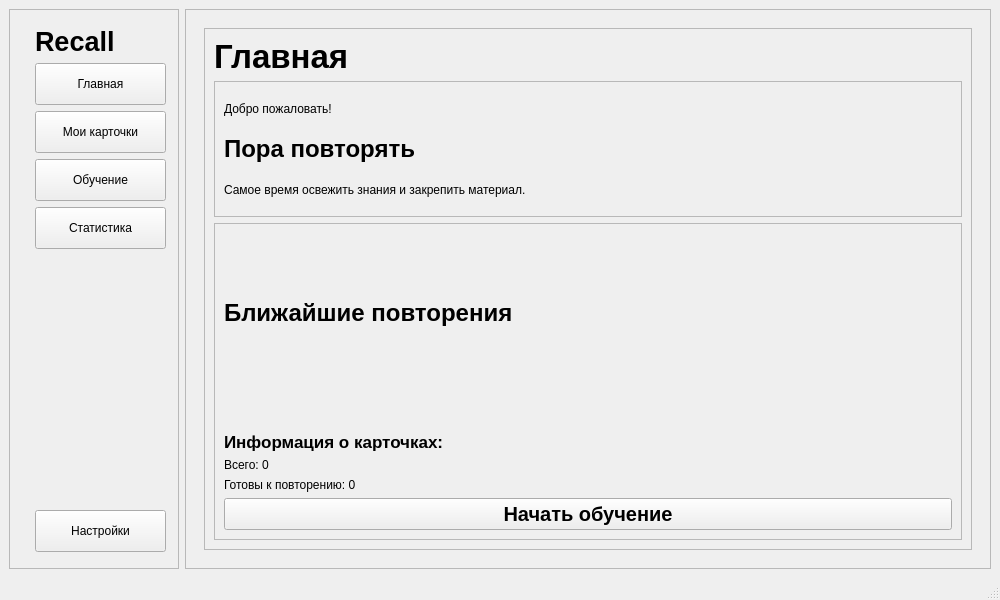
roms140/PyQt_project, file ui/main_window_page.ui: the form before one commit.
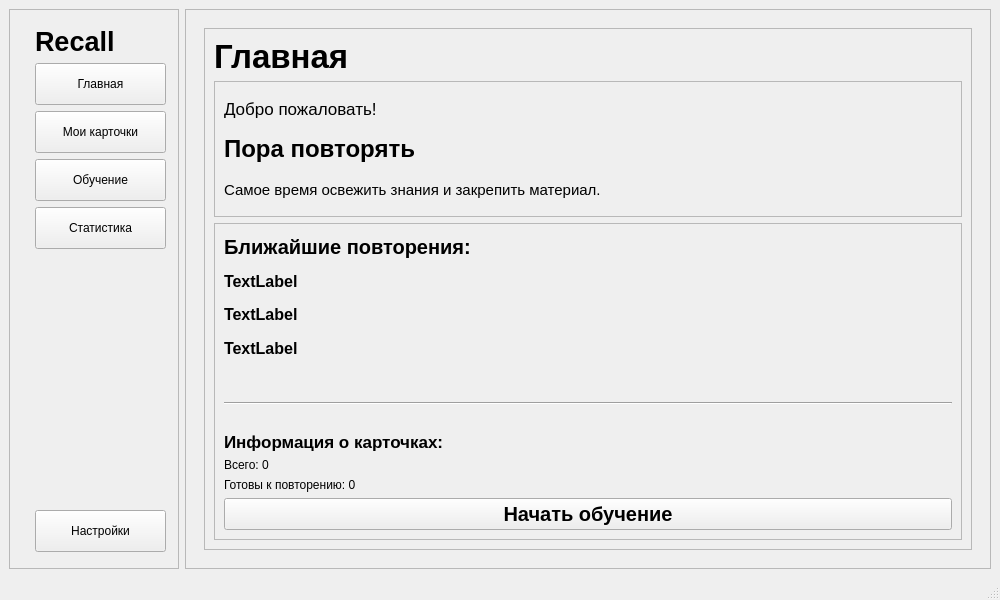
The form after the commit.

```diff
--- a/ui/main_window_page.ui
+++ b/ui/main_window_page.ui
@@ -364,6 +364,11 @@
                   <layout class="QVBoxLayout" name="verticalLayout_4">
                    <item>
                     <widget class="QLabel" name="welcomeLabel">
+                     <property name="font">
+                      <font>
+                       <pointsize>13</pointsize>
+                      </font>
+                     </property>
                      <property name="text">
                       <string>Добро пожаловать!</string>
                      </property>
@@ -384,6 +389,11 @@
                    </item>
                    <item>
                     <widget class="QLabel" name="welcomeDescription">
+                     <property name="font">
+                      <font>
+                       <pointsize>11</pointsize>
+                      </font>
+                     </property>
                      <property name="text">
                       <string>Самое время освежить знания и закрепить материал.</string>
                      </property>
@@ -406,18 +416,80 @@
                   <property name="frameShadow">
                    <enum>QFrame::Shadow::Raised</enum>
                   </property>
-                  <layout class="QVBoxLayout" name="verticalLayout_5" stretch="3,1,0,0,1">
+                  <layout class="QVBoxLayout" name="verticalLayout_5" stretch="4,0,1,0,0,1">
                    <item>
-                    <widget class="QLabel" name="reviewsTitle">
-                     <property name="font">
-                      <font>
-                       <pointsize>18</pointsize>
-                       <italic>false</italic>
-                       <bold>true</bold>
-                      </font>
-                     </property>
-                     <property name="text">
-                      <string>Ближайшие повторения</string>
+                    <layout class="QVBoxLayout" name="verticalLayout_7" stretch="0,0,0,0,0">
+                     <item>
+                      <widget class="QLabel" name="nearestRepetitionsLabel">
+                       <property name="font">
+                        <font>
+                         <pointsize>15</pointsize>
+                         <bold>true</bold>
+                        </font>
+                       </property>
+                       <property name="text">
+                        <string>Ближайшие повторения:</string>
+                       </property>
+                      </widget>
+                     </item>
+                     <item>
+                      <widget class="QLabel" name="firtstCardCategoryLabel">
+                       <property name="font">
+                        <font>
+                         <pointsize>12</pointsize>
+                         <bold>true</bold>
+                        </font>
+                       </property>
+                       <property name="text">
+                        <string>TextLabel</string>
+                       </property>
+                      </widget>
+                     </item>
+                     <item>
+                      <widget class="QLabel" name="secondCardCategoryLabel">
+                       <property name="font">
+                        <font>
+                         <pointsize>12</pointsize>
+                         <bold>true</bold>
+                        </font>
+                       </property>
+                       <property name="text">
+                        <string>TextLabel</string>
+                       </property>
+                      </widget>
+                     </item>
+                     <item>
+                      <widget class="QLabel" name="thirdCardCategoryLabel">
+                       <property name="font">
+                        <font>
+                         <pointsize>12</pointsize>
+                         <bold>true</bold>
+                        </font>
+                       </property>
+                       <property name="text">
+                        <string>TextLabel</string>
+                       </property>
+                      </widget>
+                     </item>
+                     <item>
+                      <widget class="QLabel" name="noRepetitionsLabel">
+                       <property name="font">
+                        <font>
+                         <pointsize>15</pointsize>
+                         <bold>true</bold>
+                        </font>
+                       </property>
+                       <property name="text">
+                        <string/>
+                       </property>
+                      </widget>
+                     </item>
+                    </layout>
+                   </item>
+                   <item>
+                    <widget class="Line" name="line">
+                     <property name="orientation">
+                      <enum>Qt::Orientation::Horizontal</enum>
                      </property>
                     </widget>
                    </item>
```
